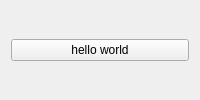
The window that src/qt_widget/resources/yuv/yuv_left_widget.ui (xyliuke/Shanks) describes before a commit, drawn with Qt 5.
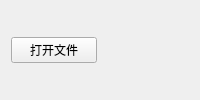
The same window after the commit.

Commit message: 完成打开文件功能

The edit to the form file:
```diff
--- a/src/qt_widget/resources/yuv/yuv_left_widget.ui
+++ b/src/qt_widget/resources/yuv/yuv_left_widget.ui
@@ -7,14 +7,29 @@
     <widget class="QWidget" name="yuv_left">
         <layout class="QVBoxLayout">
             <item>
-                <widget class="QPushButton" name="label2">
+    <layout class="QHBoxLayout">
+     <item>
+      <widget class="QPushButton" name="open_file_button">
                     <property name="text">
-                        <string>hello world</string>
-                    </property>
-                </widget>
-            </item>
-        </layout>
-    </widget>
-    <pixmapfunction/>
-    <connections/>
+            <string>打开文件</string>
+        </property>
+        <property name="maximumWidth">
+          <number>80</number>
+        </property>
+      </widget>
+     </item>
+     <item>
+      <widget class="QLabel" name="open_file_label">
+       <property name="text">
+        <string/>
+       </property>
+      </widget>
+     </item>
+    </layout>
+   </item>
+  </layout>
+ </widget>
+ <resources/>
+ <connections>
+ </connections>
 </ui>
```
Left out of the diff: 3 changed lines with no effect on the pictures. Lines whose indentation alone changed are shown as unchanged. The commit also changes 5 other files.
